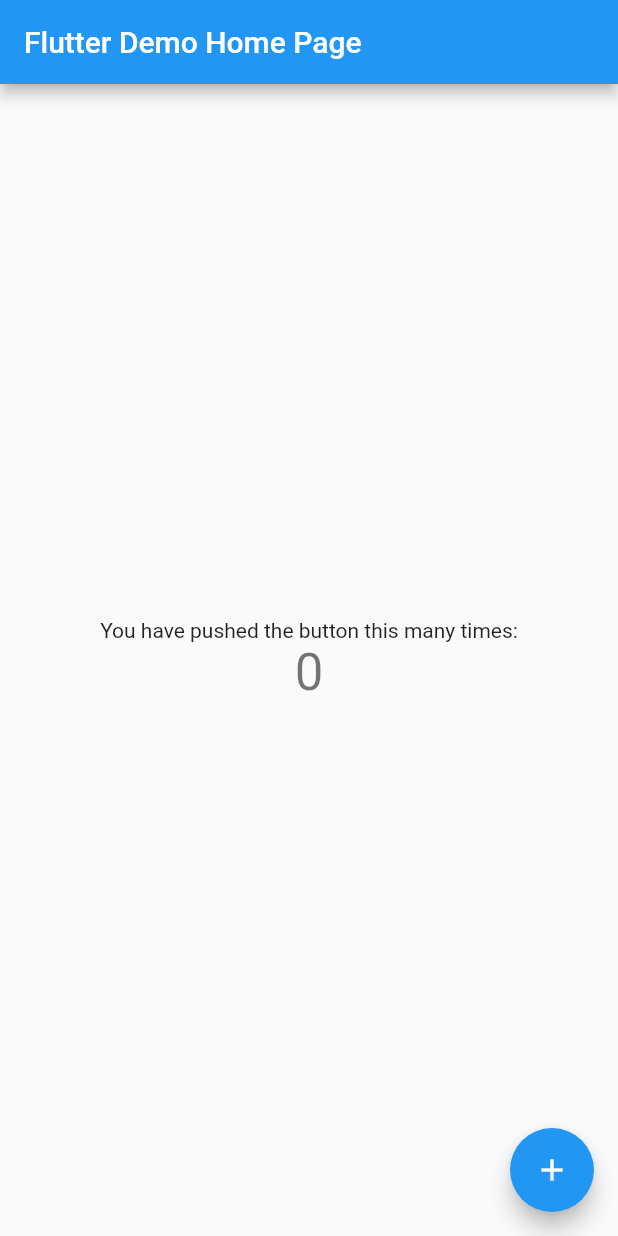
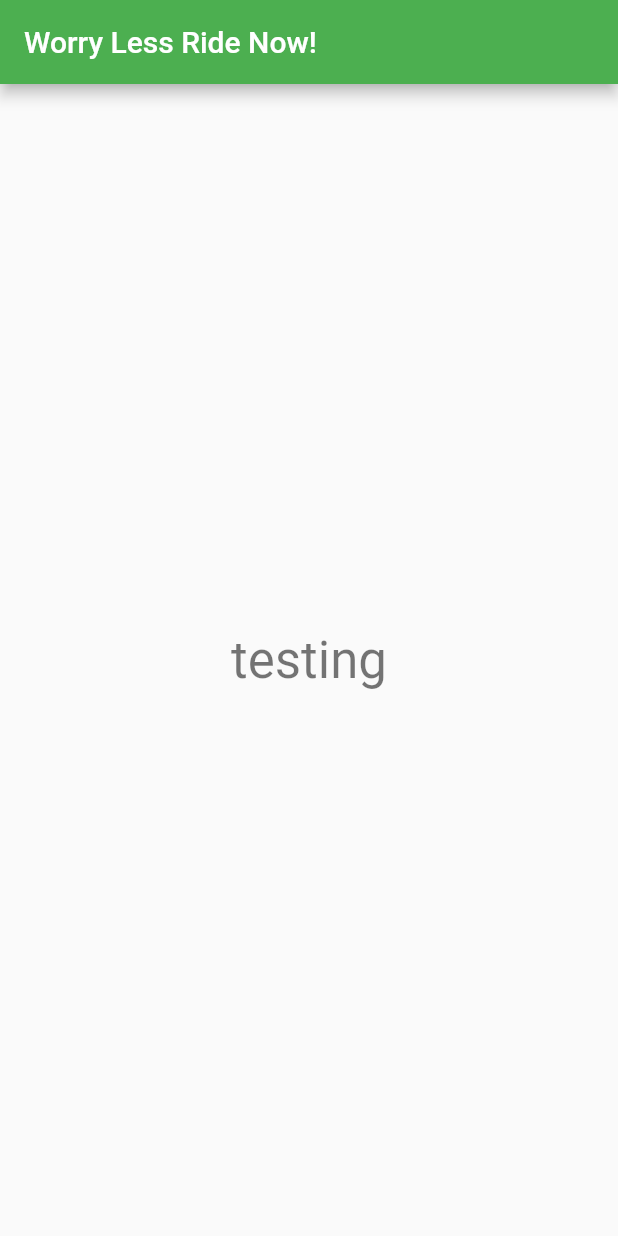
Before and after one commit to 191399r/MAD-Project3, a Flutter app: the screen it shows after launch, on a phone screen of 412 x 824 dp. Run offline on Flutter 3.47's test engine with Material 2 defaults, Android fonts, the phone set to English and light mode, and no system bars.

```diff
--- a/myfirstapp/lib/main.dart
+++ b/myfirstapp/lib/main.dart
@@ -1,4 +1,5 @@
 import 'package:flutter/material.dart';
+import 'package:http/http.dart' as http;
 
 void main() {
   runApp(MyApp());
@@ -11,37 +12,16 @@ class MyApp extends StatelessWidget {
     return MaterialApp(
       title: 'Flutter Demo',
       theme: ThemeData(
-        // This is the theme of your application.
-        //
-        // Try running your application with "flutter run". You'll see the
-        // application has a blue toolbar. Then, without quitting the app, try
-        // changing the primarySwatch below to Colors.green and then invoke
-        // "hot reload" (press "r" in the console where you ran "flutter run",
-        // or simply save your changes to "hot reload" in a Flutter IDE).
-        // Notice that the counter didn't reset back to zero; the application
-        // is not restarted.
-        primarySwatch: Colors.blue,
-        // This makes the visual density adapt to the platform that you run
-        // the app on. For desktop platforms, the controls will be smaller and
-        // closer together (more dense) than on mobile platforms.
+        primarySwatch: Colors.green,
         visualDensity: VisualDensity.adaptivePlatformDensity,
       ),
-      home: MyHomePage(title: 'Flutter Demo Home Page'),
+      home: MyHomePage(title: 'Worry Less Ride Now!'),
     );
   }
 }
 
 class MyHomePage extends StatefulWidget {
   MyHomePage({Key key, this.title}) : super(key: key);
-
-  // This widget is the home page of your application. It is stateful, meaning
-  // that it has a State object (defined below) that contains fields that affect
-  // how it looks.
-
-  // This class is the configuration for the state. It holds the values (in this
-  // case the title) provided by the parent (in this case the App widget) and
-  // used by the build method of the State. Fields in a Widget subclass are
-  // always marked "final".
 
   final String title;
 
@@ -50,27 +30,10 @@ class MyHomePage extends StatefulWidget {
 }
 
 class _MyHomePageState extends State<MyHomePage> {
-  int _counter = 0;
 
-  void _incrementCounter() {
-    setState(() {
-      // This call to setState tells the Flutter framework that something has
-      // changed in this State, which causes it to rerun the build method below
-      // so that the display can reflect the updated values. If we changed
-      // _counter without calling setState(), then the build method would not be
-      // called again, and so nothing would appear to happen.
-      _counter++;
-    });
-  }
 
   @override
   Widget build(BuildContext context) {
-    // This method is rerun every time setState is called, for instance as done
-    // by the _incrementCounter method above.
-    //
-    // The Flutter framework has been optimized to make rerunning build methods
-    // fast, so that you can just rebuild anything that needs updating rather
-    // than having to individually change instances of widgets.
     return Scaffold(
       appBar: AppBar(
         // Here we take the value from the MyHomePage object that was created by
@@ -78,40 +41,18 @@ class _MyHomePageState extends State<MyHomePage> {
         title: Text(widget.title),
       ),
       body: Center(
-        // Center is a layout widget. It takes a single child and positions it
-        // in the middle of the parent.
+
         child: Column(
-          // Column is also a layout widget. It takes a list of children and
-          // arranges them vertically. By default, it sizes itself to fit its
-          // children horizontally, and tries to be as tall as its parent.
-          //
-          // Invoke "debug painting" (press "p" in the console, choose the
-          // "Toggle Debug Paint" action from the Flutter Inspector in Android
-          // Studio, or the "Toggle Debug Paint" command in Visual Studio Code)
-          // to see the wireframe for each widget.
-          //
-          // Column has various properties to control how it sizes itself and
-          // how it positions its children. Here we use mainAxisAlignment to
-          // center the children vertically; the main axis here is the vertical
-          // axis because Columns are vertical (the cross axis would be
-          // horizontal).
+
           mainAxisAlignment: MainAxisAlignment.center,
           children: <Widget>[
             Text(
-              'You have pushed the button this many times:',
-            ),
-            Text(
-              '$_counter',
+              'testing',
               style: Theme.of(context).textTheme.headline4,
             ),
           ],
         ),
       ),
-      floatingActionButton: FloatingActionButton(
-        onPressed: _incrementCounter,
-        tooltip: 'Increment',
-        child: Icon(Icons.add),
-      ), // This trailing comma makes auto-formatting nicer for build methods.
     );
   }
 }
--- a/myfirstapp/pubspec.yaml
+++ b/myfirstapp/pubspec.yaml
@@ -21,9 +21,9 @@ environment:
   sdk: ">=2.7.0 <3.0.0"
 
 dependencies:
+  http: any
   flutter:
     sdk: flutter
-
 
   # The following adds the Cupertino Icons font to your application.
   # Use with the CupertinoIcons class for iOS style icons.
```
Also changed, not shown: myfirstapp/pubspec.lock, 1 other file.
